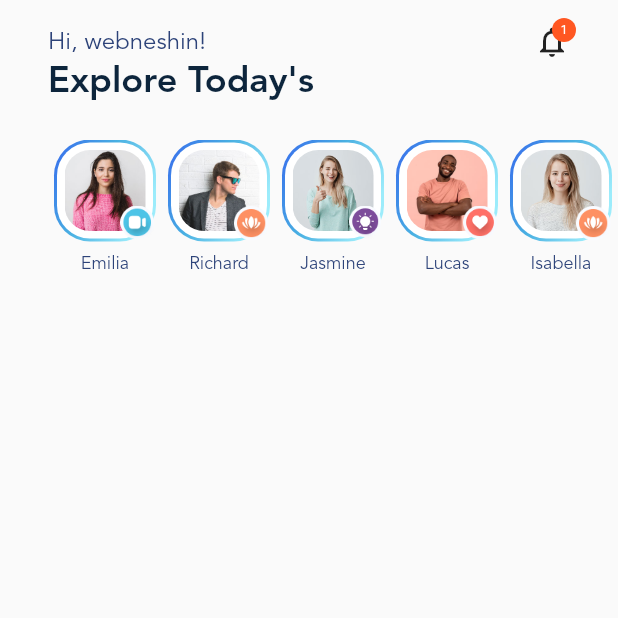
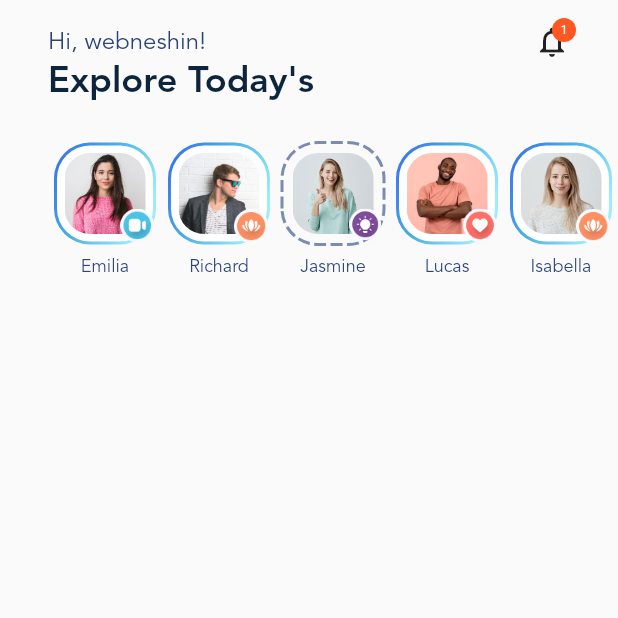
Before and after one commit to webneshin/flutter_learning_blogclub, a Flutter app: the screen it shows after launch, on a phone screen of 412 x 824 dp, the top half of it. Run offline on Flutter 3.47's test engine with Material 2 defaults, Android fonts, the phone set to English and light mode, and no system bars; drawn by our look-alikes of dotted_border.

Commit message:
add viewed story format

```diff
--- a/lib/main.dart
+++ b/lib/main.dart
@@ -1,4 +1,5 @@
 import 'package:blog_club/data.dart';
+import 'package:dotted_border/dotted_border.dart';
 import 'package:flutter/material.dart';
 
 void main() {
@@ -102,7 +103,7 @@ class _StoryList extends StatelessWidget {
       width: MediaQuery.of(context).size.width,
       height: 110,
       child: ListView.builder(
-          physics: const AlwaysScrollableScrollPhysics(),
+          physics: const BouncingScrollPhysics(),
           itemCount: stories.length,
           scrollDirection: Axis.horizontal,
           padding: const EdgeInsets.fromLTRB(32, 0, 32, 0),
@@ -127,34 +128,12 @@ class _Story extends StatelessWidget {
   @override
   Widget build(BuildContext context) {
     return Container(
-      margin: const EdgeInsets.fromLTRB(4, 0, 4, 0),
+      margin: const EdgeInsets.fromLTRB(4, 2, 4, 0),
       child: Column(
         children: [
           Stack(
             children: [
-              Container(
-                width: 68,
-                height: 68,
-                decoration: BoxDecoration(
-                    borderRadius: BorderRadius.circular(24),
-                    gradient: const LinearGradient(colors: [
-                      Color(0xff376AED),
-                      Color(0xff49B0E2),
-                      Color(0xff9CECFB),
-                    ], begin: Alignment.topLeft)),
-                child: Container(
-                  margin: const EdgeInsets.all(2),
-                  decoration: BoxDecoration(
-                      color: Colors.white,
-                      borderRadius:
-                          BorderRadius.circular(22)),
-                  padding: const EdgeInsets.all(5),
-                  child: ClipRRect(
-                      borderRadius: BorderRadius.circular(17),
-                      child: Image.asset(
-                          'assets/img/stories/${story.imageFileName}')),
-                ),
-              ),
+              story.isViewed?_profileImageViewed():_profileImageNormal(),
               Positioned(
                   bottom: 0,
                   right: 0,
@@ -176,4 +155,55 @@ class _Story extends StatelessWidget {
       ),
     );
   }
+
+  Widget _profileImageNormal() {
+    return Container(
+      width: 68,
+      height: 68,
+      decoration: BoxDecoration(
+          borderRadius: BorderRadius.circular(24),
+          gradient: const LinearGradient(colors: [
+            Color(0xff376AED),
+            Color(0xff49B0E2),
+            Color(0xff9CECFB),
+          ], begin: Alignment.topLeft)),
+      child: Container(
+        margin: const EdgeInsets.all(2),
+        decoration: BoxDecoration(
+            color: Colors.white, borderRadius: BorderRadius.circular(22)),
+        padding: const EdgeInsets.all(5),
+        child: _profileImage(),
+      ),
+    );
+  }
+
+  Widget _profileImageViewed() {
+    return SizedBox(
+      width: 68,
+      height: 68,
+      child: DottedBorder(
+        borderType: BorderType.RRect,
+        strokeWidth: 2,
+        color: Color(0xff7B8BB2),
+        radius: const Radius.circular(24),
+        padding: const EdgeInsets.all(7),
+        dashPattern: const [8,3],
+        child: Container(
+          width: 68,
+          height: 68,
+          decoration: BoxDecoration(
+            borderRadius: BorderRadius.circular(24),
+          ),
+          child: _profileImage(),
+        ),
+      ),
+    );
+  }
+
+  Widget _profileImage() {
+    return ClipRRect(
+        borderRadius: BorderRadius.circular(17),
+
+        child: Image.asset('assets/img/stories/${story.imageFileName}'));
+  }
 }
--- a/pubspec.yaml
+++ b/pubspec.yaml
@@ -7,6 +7,7 @@ environment:
   sdk: '>=3.0.6 <4.0.0'
 
 dependencies:
+  dotted_border: ^2.0.0+3
   flutter:
     sdk: flutter
 
```
Also changed, not shown: pubspec.lock.
